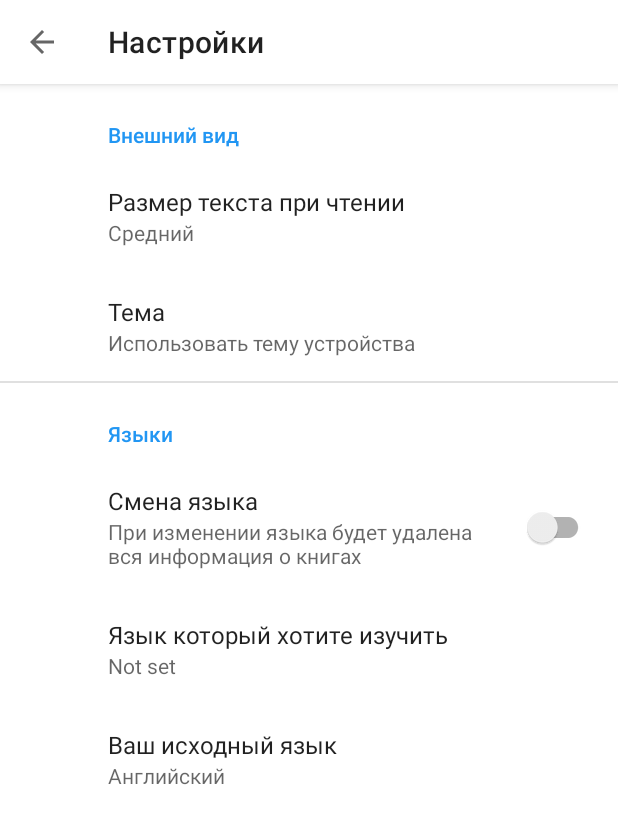
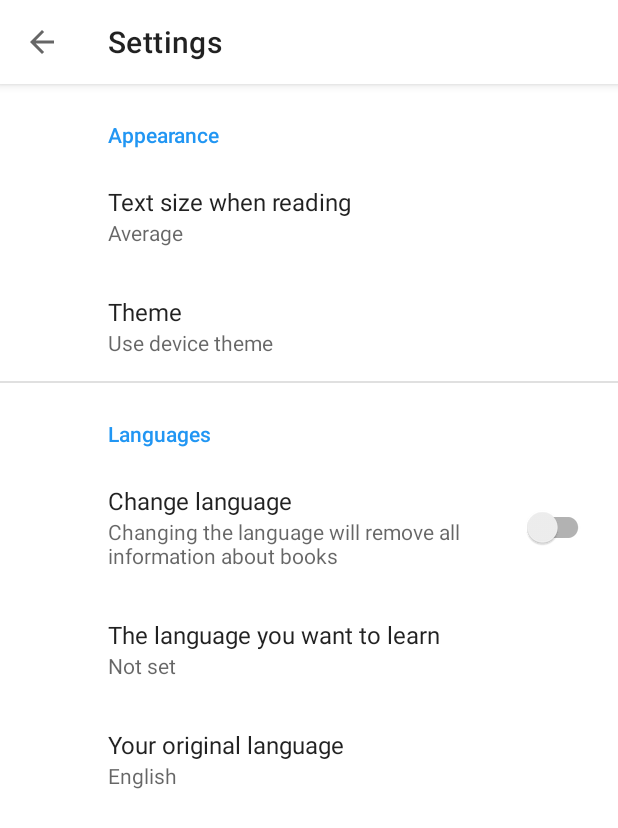
Before and after one commit to DmeetyXC/Lingolearn, an Android app: the SettingsFragment screen opened through its navigation route, on a phone screen of 412 x 824 dp. Shown: the top 828 px of the screen. Run offline under Robolectric (Android 15) with nearby library versions, the phone set to English and light mode, and no system bars; our stand-ins replace Firebase (no records; nobody signed in at launch, a user with empty details on screens opened directly), androidx.preference, navigation-ui.

Commit message:
Added initial localization, fixed display of empty lists

```diff
--- a/app/src/main/java/com/dmitriybakunovich/languagelearning/ui/dictionary/DictionaryFragment.kt
+++ b/app/src/main/java/com/dmitriybakunovich/languagelearning/ui/dictionary/DictionaryFragment.kt
@@ -41,10 +41,10 @@ class DictionaryFragment : Fragment() {
 
     private fun observerView() {
         viewModel.dictionary.observe(viewLifecycleOwner, {
+            dictionaryAdapter.submitList(it)
             if (it.isEmpty()) {
                 txtEmptyDictionary.visibility = View.VISIBLE
             } else {
-                dictionaryAdapter.submitList(it)
                 txtEmptyDictionary.visibility = View.INVISIBLE
             }
         })
--- a/app/src/main/java/com/dmitriybakunovich/languagelearning/ui/favorite/FavoriteFragment.kt
+++ b/app/src/main/java/com/dmitriybakunovich/languagelearning/ui/favorite/FavoriteFragment.kt
@@ -46,10 +46,10 @@ class FavoriteFragment : Fragment(), FavoriteAdapter.OnItemClickListener {
 
     private fun observeView() {
         viewModel.favoriteBook.observe(viewLifecycleOwner, {
+            favoriteAdapter.submitList(it)
             if (it.isEmpty()) {
                 txtEmptyFavorite.visibility = View.VISIBLE
             } else {
-                favoriteAdapter.submitList(it)
                 txtEmptyFavorite.visibility = View.INVISIBLE
             }
         })
--- a/app/src/main/res/layout/choice_language_fragment.xml
+++ b/app/src/main/res/layout/choice_language_fragment.xml
@@ -88,7 +88,7 @@
                 android:layout_height="wrap_content"
                 android:layout_marginTop="24dp"
                 android:layout_marginBottom="?attr/actionBarSize"
-                android:text="@string/further"
+                android:text="@string/next"
                 app:layout_constraintBottom_toBottomOf="parent"
                 app:layout_constraintEnd_toEndOf="parent"
                 app:layout_constraintStart_toStartOf="parent"
--- a/app/src/main/res/values/arrays.xml
+++ b/app/src/main/res/values/arrays.xml
@@ -1,11 +1,11 @@
 <?xml version="1.0" encoding="utf-8"?>
 <resources>
     <string-array name="font">
-        <item>Очень маленький</item>
-        <item>Маленький</item>
-        <item>Средний</item>
-        <item>Большой</item>
-        <item>Очень большой</item>
+        <item>@string/font_very_small</item>
+        <item>@string/font_small</item>
+        <item>@string/font_average</item>
+        <item>@string/font_big</item>
+        <item>@string/font_very_big</item>
     </string-array>
 
     <string-array name="font_values">
@@ -17,9 +17,9 @@
     </string-array>
 
     <string-array name="theme">
-        <item>Светлая</item>
-        <item>Тёмная</item>
-        <item>Использовать тему устройства</item>
+        <item>@string/theme_light</item>
+        <item>@string/theme_dark</item>
+        <item>@string/theme_system</item>
     </string-array>
 
     <string-array name="theme_values">
@@ -29,8 +29,8 @@
     </string-array>
 
     <string-array name="languages">
-        <item>Английский</item>
-        <item>Русский</item>
+        <item>@string/language_en</item>
+        <item>@string/language_ru</item>
     </string-array>
 
     <string-array name="languages_value">
--- a/app/src/main/res/values/strings.xml
+++ b/app/src/main/res/values/strings.xml
@@ -1,34 +1,47 @@
 <resources>
     <string name="app_name">LanguageLearning</string>
-    <string name="title_library">Библиотека</string>
-    <string name="title_favorite">Избранное</string>
-    <string name="title_dictionary">Словарь</string>
+    <string name="title_library">Library</string>
+    <string name="title_favorite">Favorites</string>
+    <string name="title_dictionary">Dictionary</string>
 
-    <string name="next">Следующий</string>
-    <string name="back">Предыдущий</string>
-    <string name="progress_book">Прочитано %d%%</string>
-    <string name="book_not_load">Книга еще не загружена</string>
-    <string name="book_full_read">Книга полностью прочитана</string>
-    <string name="add_dictionary">Добавить в словарь</string>
-    <string name="text_mode_selected">Выбран режим текста</string>
-    <string name="text_mode_disabled">Режим текста отключен</string>
-    <string name="cancel">Отмена</string>
-    <string name="empty_dictionary">Словарь пуст</string>
-    <string name="empty_favorite">Нет избранных книг</string>
-    <string name="different_choice_lang">Выберите разные языки</string>
-    <string name="further">Далее</string>
-    <string name="choice_lang_learn">Язык который хотите изучить</string>
-    <string name="choice_lang_native">Ваш исходный язык</string>
-    <string name="mark_read">Пометить как прочитанное</string>
-    <string name="error">Ошибка: %s</string>
-    <string name="settings">Настройки</string>
+    <string name="next">Next</string>
+    <string name="back">Previous</string>
+    <string name="progress_book">Read %d%%</string>
+    <string name="book_not_load">Book not loaded yet</string>
+    <string name="book_full_read">The book is fully read</string>
+    <string name="add_dictionary">Add to dictionary</string>
+    <string name="text_mode_selected">Text mode selected</string>
+    <string name="text_mode_disabled">Text mode disabled</string>
+    <string name="cancel">Cancel</string>
+    <string name="empty_dictionary">Dictionary is empty</string>
+    <string name="empty_favorite">No favorite books</string>
+    <string name="different_choice_lang">Select different languages</string>
+    <string name="choice_lang_learn">The language you want to learn</string>
+    <string name="choice_lang_native">Your original language</string>
+    <string name="mark_read">Mark as read</string>
+    <string name="error">Error: %s</string>
+    <string name="settings">Settings</string>
 
     <!-- Preference -->
-    <string name="lang_header">Языки</string>
-    <string name="appearance_header">Внешний вид</string>
-    <string name="text_title">Размер текста при чтении</string>
-    <string name="warning_title">Смена языка</string>
-    <string name="theme_title">Тема</string>
-    <string name="warning_summary">При изменении языка будет удалена вся
-        информация о книгах</string>
+    <string name="lang_header">Languages</string>
+    <string name="appearance_header">Appearance</string>
+    <string name="text_title">Text size when reading</string>
+    <string name="warning_title">Change language</string>
+    <string name="theme_title">Theme</string>
+    <string name="warning_summary">Changing the language will remove all
+        information about books</string>
+
+    <!-- Arrays -->
+    <string name="font_very_small">Very small</string>
+    <string name="font_small">Small</string>
+    <string name="font_average">Average</string>
+    <string name="font_big">Big</string>
+    <string name="font_very_big">Very big</string>
+
+    <string name="theme_light">Light</string>
+    <string name="theme_dark">Dark</string>
+    <string name="theme_system">Use device theme</string>
+
+    <string name="language_en">English</string>
+    <string name="language_ru">Russian</string>
 </resources>
--- a/build.gradle
+++ b/build.gradle
@@ -9,7 +9,7 @@ buildscript {
 
     }
     dependencies {
-        classpath 'com.android.tools.build:gradle:4.1.0'
+        classpath 'com.android.tools.build:gradle:4.1.1'
         classpath "org.jetbrains.kotlin:kotlin-gradle-plugin:$kotlin_version"
         classpath 'com.google.gms:google-services:4.3.4'
         classpath "androidx.navigation:navigation-safe-args-gradle-plugin:$nav_version"
```
Also changed, not shown: 1 other file.
